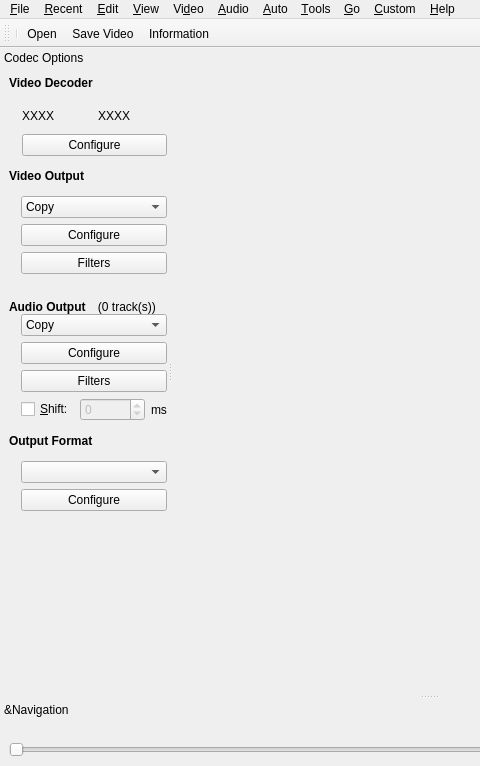
Above: avidemux/qt4/ADM_userInterfaces/ADM_gui/gui2.ui from mean00/avidemux2 before the change; both pictures show x 0 to 480 and y 0 to 766 of the 858 by 863 pixel window. Below: the same form after it.
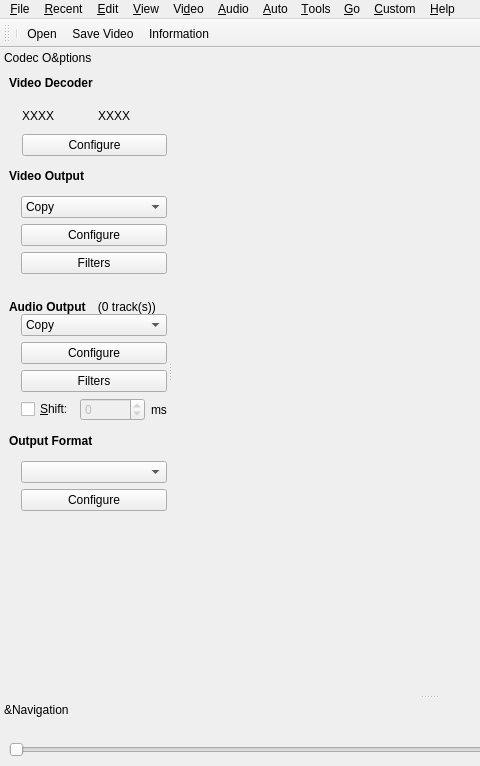
That is the form after the change. Icons and pictures are not drawn. Custom widgets are drawn as their Qt base class.

Commit message: [QT] Change markA/B shortcuts

```diff
--- a/avidemux/qt4/ADM_userInterfaces/ADM_gui/gui2.ui
+++ b/avidemux/qt4/ADM_userInterfaces/ADM_gui/gui2.ui
@@ -216,7 +216,7 @@
     <set>Qt::LeftDockWidgetArea|Qt::RightDockWidgetArea</set>
    </property>
    <property name="windowTitle">
-    <string>Codec Options</string>
+    <string>Codec O&amp;ptions</string>
    </property>
    <attribute name="dockWidgetArea">
     <number>1</number>
```
Left out of the diff: 16 changed lines with no effect on the pictures. The commit also changes 1 other file.
